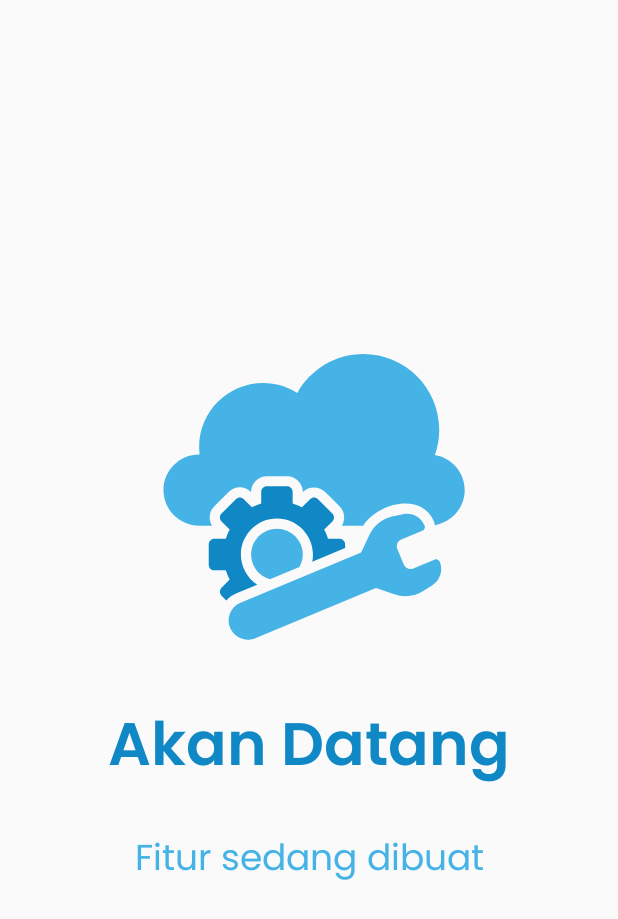
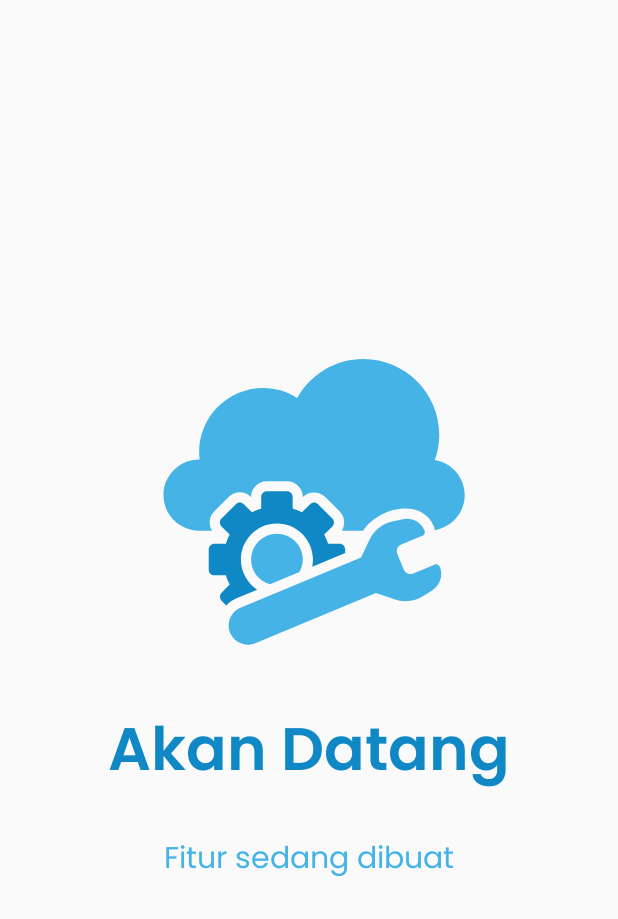
Before and after one commit to captvelsky/Atasiwirapp, an Android app: the layout coming_soon_page.xml on its own in the app's theme, with its tools: preview values and no code run, on a phone screen of 412 x 824 dp. Shown: the top 919 px of the screen. Run offline under Robolectric (Android 15) with nearby library versions, the phone set to English and light mode, and no system bars.

Commit message:
change statusbar color

```diff
--- a/app/src/main/res/layout/coming_soon_page.xml
+++ b/app/src/main/res/layout/coming_soon_page.xml
@@ -12,7 +12,7 @@
         android:layout_marginTop="20dp"
         android:text="Fitur sedang dibuat"
         android:textColor="#46B3E6"
-        android:textSize="24sp"
+        android:textSize="20sp"
         app:fontFamily="@font/poppins"
         app:layout_constraintBottom_toBottomOf="parent"
         app:layout_constraintEnd_toEndOf="@+id/tvComingSoon"
--- a/app/src/main/res/values-night/themes.xml
+++ b/app/src/main/res/values-night/themes.xml
@@ -2,8 +2,8 @@
     <!-- Base application theme. -->
     <style name="Theme.Atasiwirapp" parent="Theme.AppCompat.Light.NoActionBar">
         <!-- Primary brand color. -->
-        <item name="colorPrimary">@color/purple_200</item>
-        <item name="colorPrimaryVariant">@color/purple_700</item>
+        <item name="colorPrimary">#46B3E6</item>
+        <item name="colorPrimaryVariant">#0F88C5</item>
         <item name="colorOnPrimary">@color/black</item>
         <!-- Secondary brand color. -->
         <item name="colorSecondary">@color/teal_200</item>
--- a/app/src/main/res/values/themes.xml
+++ b/app/src/main/res/values/themes.xml
@@ -2,15 +2,15 @@
     <!-- Base application theme. -->
     <style name="Theme.Atasiwirapp" parent="Theme.AppCompat.Light.NoActionBar">
         <!-- Primary brand color. -->
-        <item name="colorPrimary">@color/purple_500</item>
-        <item name="colorPrimaryVariant">@color/purple_700</item>
+        <item name="colorPrimary">#46B3E6</item>
+        <item name="colorPrimaryVariant">#0F88C5</item>
         <item name="colorOnPrimary">@color/white</item>
         <!-- Secondary brand color. -->
         <item name="colorSecondary">@color/teal_200</item>
         <item name="colorSecondaryVariant">@color/teal_700</item>
-        <item name="colorOnSecondary">@color/black</item>
+        <item name="colorOnSecondary">@color/white</item>
         <!-- Status bar color. -->
-        <item name="android:statusBarColor" tools:targetApi="l">?attr/colorPrimaryVariant</item>
+        <item name="android:statusBarColor" tools:targetApi="l">?attr/colorPrimary</item>
         <!-- Customize your theme here. -->
     </style>
 </resources>
```
Also changed, not shown: app/src/main/res/drawable/btn_edit_profile_pic.xml (added, +17 -0 lines), app/src/main/res/layout/activity_edit_profile.xml (+81 -1 lines).
